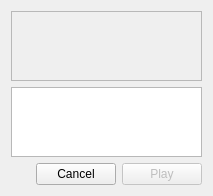
Old version of the form ui/customfairytale.ui in the repository tdauth/gustavsfairyland.
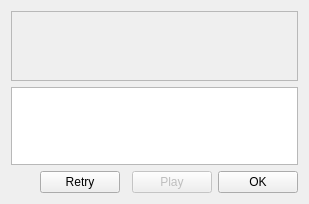
New version of the form.

Commit message: Fixed dependencies of translation files, added retry buttons, fixed start position of floating clips, install signed app on Android, fixed high scores columns

Patch:
```diff
--- a/ui/customfairytale.ui
+++ b/ui/customfairytale.ui
@@ -6,8 +6,8 @@
    <rect>
     <x>0</x>
     <y>0</y>
-    <width>213</width>
-    <height>132</height>
+    <width>309</width>
+    <height>204</height>
    </rect>
   </property>
   <property name="sizePolicy">
@@ -20,9 +20,6 @@
    <string>Custom Fairytale</string>
   </property>
   <layout class="QGridLayout" name="gridLayout">
-   <item row="1" column="0" colspan="3">
-    <widget class="QTextBrowser" name="textBrowser"/>
-   </item>
    <item row="2" column="0">
     <spacer name="horizontalSpacer">
      <property name="orientation">
@@ -36,14 +33,7 @@
      </property>
     </spacer>
    </item>
-   <item row="2" column="1">
-    <widget class="QDialogButtonBox" name="buttonBox">
-     <property name="standardButtons">
-      <set>QDialogButtonBox::Cancel</set>
-     </property>
-    </widget>
-   </item>
-   <item row="2" column="2">
+   <item row="2" column="3">
     <widget class="QPushButton" name="playFinalVideoPushButton">
      <property name="enabled">
       <bool>false</bool>
@@ -53,7 +43,24 @@
      </property>
     </widget>
    </item>
-   <item row="0" column="0" colspan="3">
+   <item row="2" column="1">
+    <widget class="QPushButton" name="retryPushButton">
+     <property name="text">
+      <string>Retry</string>
+     </property>
+    </widget>
+   </item>
+   <item row="2" column="4">
+    <widget class="QPushButton" name="okPushButton">
+     <property name="text">
+      <string>OK</string>
+     </property>
+    </widget>
+   </item>
+   <item row="1" column="0" colspan="5">
+    <widget class="QTextBrowser" name="textBrowser"/>
+   </item>
+   <item row="0" column="0" colspan="5">
     <widget class="QScrollArea" name="scrollArea">
      <property name="widgetResizable">
       <bool>true</bool>
@@ -63,8 +70,8 @@
        <rect>
         <x>0</x>
         <y>0</y>
-        <width>197</width>
-        <height>34</height>
+        <width>293</width>
+        <height>70</height>
        </rect>
       </property>
       <layout class="QHBoxLayout" name="horizontalLayout_2">
```
The commit also changes 18 other files.
